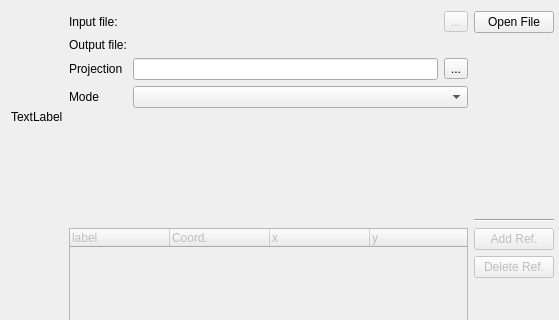
The window that src/ICreateMapGeoTiff.ui (ntruchsess/QLandkarteGT) describes before a commit, drawn with Qt 5; both pictures show x 0 to 559 and y 0 to 320 of the 1123 by 688 pixel window.
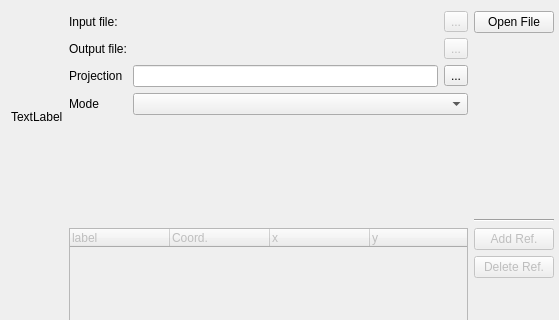
The same window after the commit.

Patch:
```diff
--- a/src/ICreateMapGeoTiff.ui
+++ b/src/ICreateMapGeoTiff.ui
@@ -81,12 +81,26 @@
         </widget>
        </item>
        <item row="1" column="1" >
+        <layout class="QHBoxLayout" >
+         <item>
         <widget class="QLabel" name="labelOutputFile" >
          <property name="text" >
           <string/>
          </property>
         </widget>
        </item>
+         <item>
+          <widget class="QToolButton" name="toolOutFile" >
+           <property name="enabled" >
+            <bool>false</bool>
+           </property>
+           <property name="text" >
+            <string>...</string>
+           </property>
+          </widget>
+         </item>
+        </layout>
+       </item>
        <item row="2" column="0" >
         <widget class="QLabel" name="label" >
          <property name="text" >
@@ -134,7 +148,7 @@
        <property name="sizeHint" >
         <size>
          <width>384</width>
-         <height>61</height>
+         <height>41</height>
         </size>
        </property>
       </spacer>
```
Lines whose indentation alone changed are shown as unchanged.
